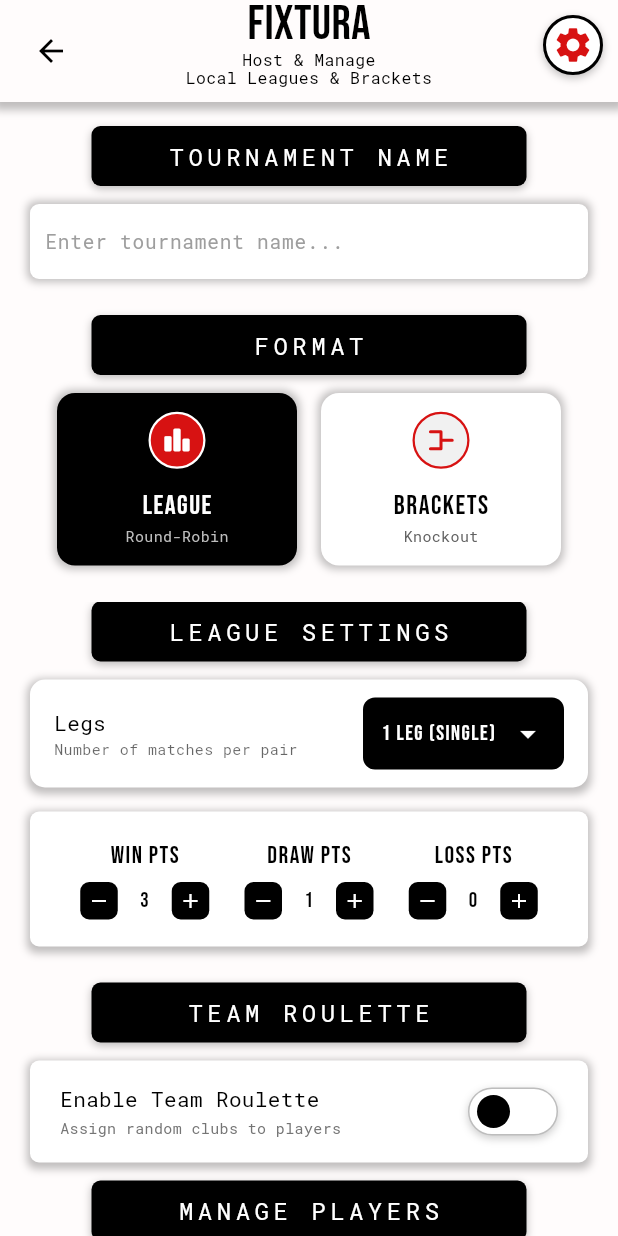
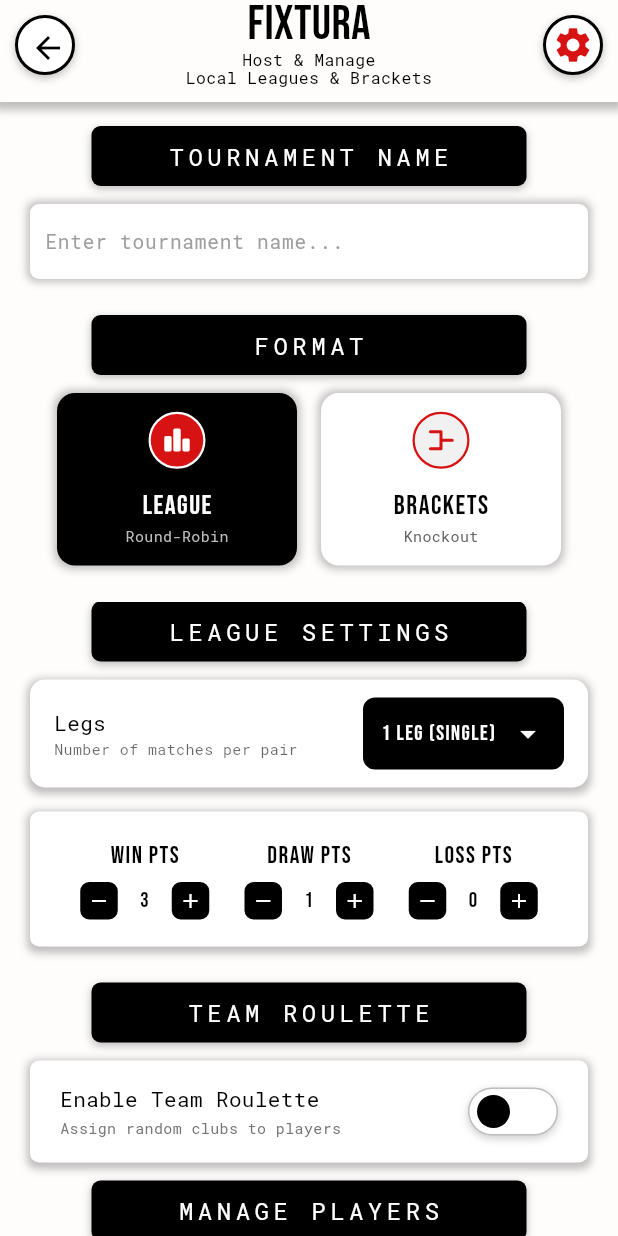
Before and after one commit to Louay-Barraq/Fixtura, a Flutter app: the CreateTournamentScreen screen opened directly, on a phone screen of 412 x 824 dp. Run offline on Flutter 3.47's test engine with Material 3 defaults, Android fonts, the phone set to English and light mode, and no system bars; our stand-ins replace gap, google_fonts, share_plus, shared_preferences, sqflite; accounts and stored records are empty.

Commit message:
style(ui): style back button in create tournament screen with bordered circle

```diff
--- a/lib/screens/create_tournament_screen.dart
+++ b/lib/screens/create_tournament_screen.dart
@@ -188,9 +188,26 @@
                 Positioned(
                   left: 10,
                   top: 10,
-                  child: IconButton(
-                    icon: const Icon(Icons.arrow_back, color: Colors.black),
-                    onPressed: () => Navigator.pop(context),
+                  child: Container(
+                    width: 40,
+                    height: 40,
+                    decoration: BoxDecoration(
+                      color: Colors.white,
+                      shape: BoxShape.circle,
+                      border: Border.all(color: Colors.black, width: 2),
+                      boxShadow: [
+                        BoxShadow(
+                          offset: const Offset(0, 2),
+                          blurRadius: 4,
+                          spreadRadius: 0,
+                          color: Colors.black.withValues(alpha: 0.25),
+                        ),
+                      ],
+                    ),
+                    child: IconButton(
+                      icon: const Icon(Icons.arrow_back, color: Colors.black),
+                      onPressed: () => Navigator.pop(context),
+                    ),
                   ),
                 ),
               ],
```
